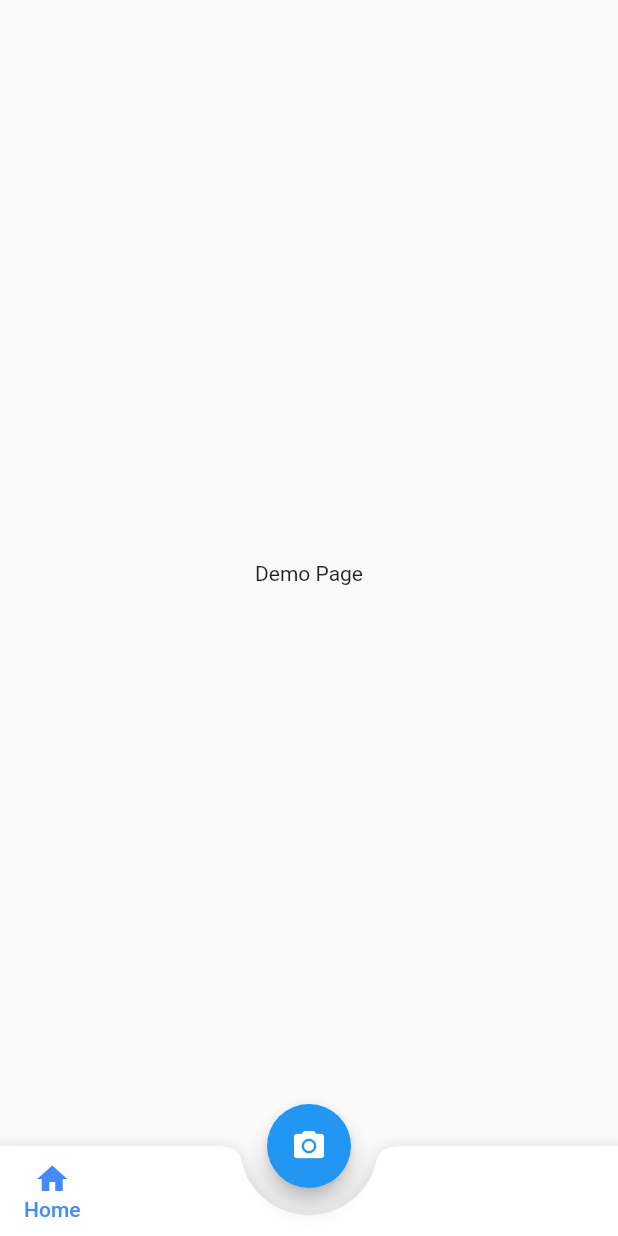
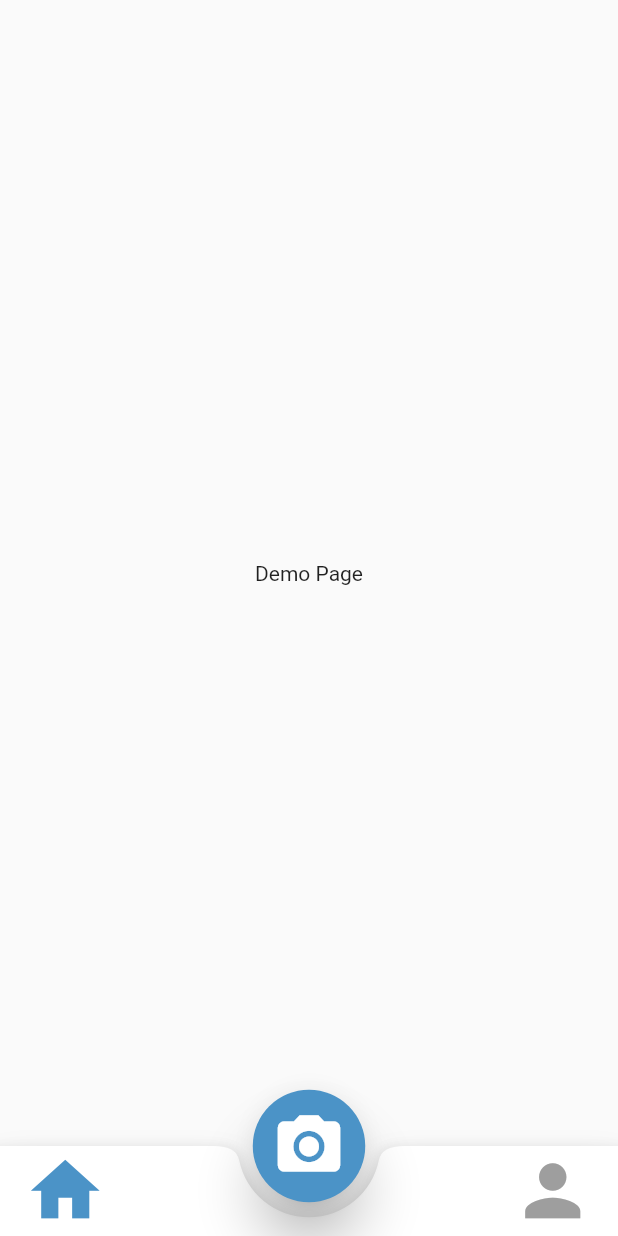
Before and after one commit to rahapal/Swastha-Aalu, a Flutter app: the BottomNavBar screen opened directly, on a phone screen of 412 x 824 dp. Run offline on Flutter 3.47's test engine with Material 2 defaults, Android fonts, the phone set to English and light mode, and no system bars.

Commit message:
NavBar complete

```diff
--- a/project/lib/main.dart
+++ b/project/lib/main.dart
@@ -1,4 +1,6 @@
 import 'package:flutter/material.dart';
+import 'package:project/screens/bottomNavBar.dart';
+import 'package:project/screens/demopage.dart';
 
 void main() {
   runApp(
@@ -21,11 +23,12 @@ class _MyAppState extends State<MyApp> {
   Widget build(BuildContext context) {
     return MaterialApp(
       debugShowCheckedModeBanner: false,
-      home: Scaffold(
-        appBar: AppBar(
-          title: const Text('Swastha Alu'),
-        ),
-      ),
+      title: 'main',
+      initialRoute: '/',
+      routes: {
+        '/': (context) => const BottomNavBar(),
+        '/second': (context) => const Demo(),
+      },
     );
   }
 }
--- a/project/lib/screens/bottomNavBar.dart
+++ b/project/lib/screens/bottomNavBar.dart
@@ -1,5 +1,6 @@
 import 'package:flutter/material.dart';
 
+import '../common/global_variables.dart';
 import 'demopage.dart';
 
 class BottomNavBar extends StatefulWidget {
@@ -21,18 +22,29 @@ class _BottomNavBarState extends State<BottomNavBar> {
   @override
   Widget build(BuildContext context) {
     return Scaffold(
+      resizeToAvoidBottomInset: false,
       body: PageStorage(
         bucket: bucket,
         child: currentScreen,
       ),
-      floatingActionButton: FloatingActionButton(
-        onPressed: () {},
-        child: const Icon(Icons.camera_alt),
+      floatingActionButton: Container(
+        height: 75.0,
+        width: 75.0,
+        child: FloatingActionButton(
+          onPressed: () {},
+          backgroundColor: GlobalVariables.mainColor,
+          elevation: 15.0,
+          highlightElevation: 20,
+          child: Icon(
+            Icons.camera_alt,
+            size: 50,
+          ),
+        ),
       ),
       floatingActionButtonLocation: FloatingActionButtonLocation.centerDocked,
       bottomNavigationBar: BottomAppBar(
         shape: const CircularNotchedRectangle(),
-        notchMargin: 18,
+        notchMargin: 10,
         child: SizedBox(
           height: 60,
           child: Row(
@@ -54,16 +66,36 @@ class _BottomNavBarState extends State<BottomNavBar> {
                       children: [
                         Icon(
                           Icons.home,
-                          color:
-                              currentTab == 0 ? Colors.blueAccent : Colors.grey,
+                          size: 55,
+                          color: currentTab == 0
+                              ? GlobalVariables.mainColor
+                              : Colors.grey,
                         ),
-                        Text(
-                          'Home',
-                          style: TextStyle(
-                            color: currentTab == 0
-                                ? Colors.blueAccent
-                                : Colors.grey,
-                          ),
+                      ],
+                    ),
+                  ),
+                ],
+              ),
+              Row(
+                crossAxisAlignment: CrossAxisAlignment.start,
+                children: [
+                  MaterialButton(
+                    minWidth: 40,
+                    onPressed: () {
+                      setState(() {
+                        currentScreen = Demo();
+                        currentTab = 1;
+                      });
+                    },
+                    child: Column(
+                      mainAxisAlignment: MainAxisAlignment.center,
+                      children: [
+                        Icon(
+                          Icons.person,
+                          size: 55,
+                          color: currentTab == 1
+                              ? GlobalVariables.mainColor
+                              : Colors.grey,
                         ),
                       ],
                     ),
```
